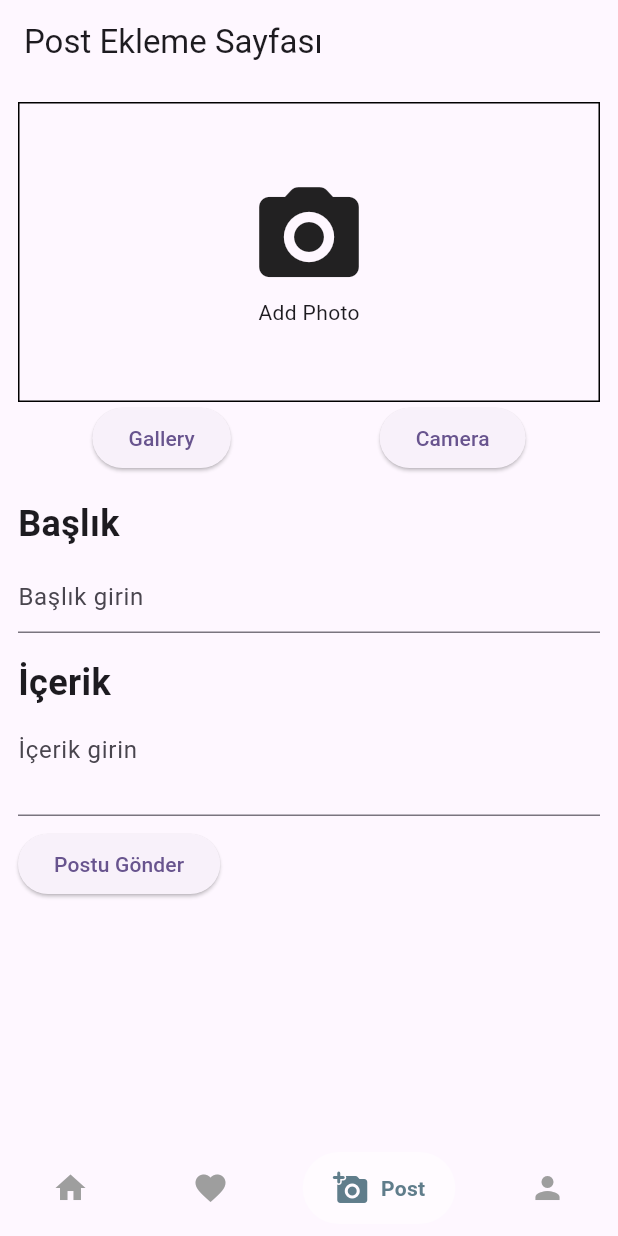
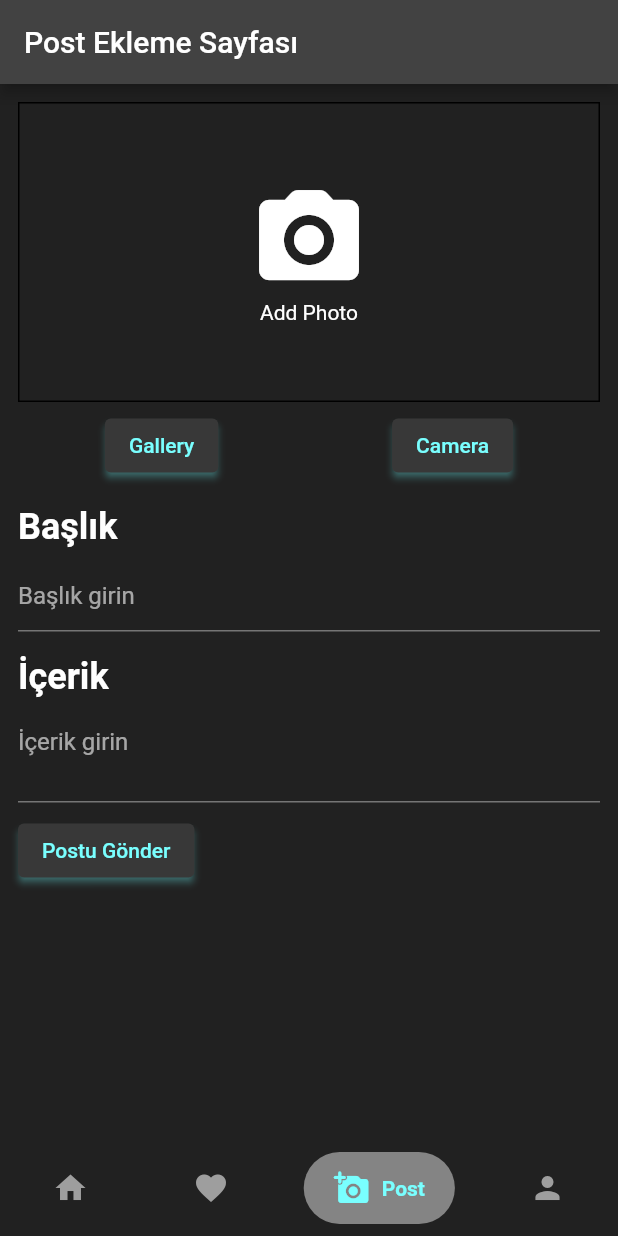
Before and after one commit to fahricandurucan/social_media_app_fl, a Flutter app: the screen it shows once a user with an empty profile is signed in, item 3 of the bottom bar chosen, after a tap on "Gallery", on a phone screen of 412 x 824 dp. Run offline on Flutter 3.47's test engine with Material 2 defaults, Android fonts, the phone set to English and light mode, and no system bars; drawn by our look-alikes of google_nav_bar; our stand-ins replace cloud_firestore, firebase_auth, firebase_core, firebase_storage, flutter_easyloading, get and 1 more; accounts and stored records are empty; network calls fail.

Commit message:
some codes are editted

```diff
--- a/lib/main.dart
+++ b/lib/main.dart
@@ -4,6 +4,7 @@ import 'package:flutter_easyloading/flutter_easyloading.dart';
 import 'package:get/get.dart';
 import 'package:social_media_app_fl/firebase_options.dart';
 import 'package:social_media_app_fl/pages/splash_page.dart';
+import 'package:social_media_app_fl/utils/theme.dart';
 
 void main() async {
   WidgetsFlutterBinding.ensureInitialized();
@@ -23,11 +24,18 @@ class MyApp extends StatelessWidget {
   @override
   Widget build(BuildContext context) {
     return GetMaterialApp(
+      debugShowCheckedModeBanner: false,
       title: 'Flutter Demo',
-      theme: ThemeData(
-        colorScheme: ColorScheme.fromSeed(seedColor: Colors.deepPurple),
-        useMaterial3: true,
+      theme: ThemeData.dark().copyWith(
+        scaffoldBackgroundColor: Colors.grey[900], // Arka plan rengi
+        primaryColor: CColors.cyan, // Başlık çubuğu rengi
+        textTheme: const TextTheme(
+          bodyMedium: TextStyle(
+            color: Colors.white, // Varsayılan metin rengi
+          ),
+        ),
       ),
+      darkTheme: ThemeData.dark(),
       home: const SplashPage(),
       builder: EasyLoading.init(),
     );
--- a/lib/pages/adding_post_page.dart
+++ b/lib/pages/adding_post_page.dart
@@ -7,6 +7,8 @@ import 'package:social_media_app_fl/controllers/adding_post_controller.dart';
 import 'package:social_media_app_fl/controllers/register_controller.dart';
 import 'package:social_media_app_fl/models/post.dart';
 import 'package:social_media_app_fl/services/post_api.dart';
+import 'package:social_media_app_fl/utils/theme.dart';
+import 'package:social_media_app_fl/widgets/button_widget.dart';
 
 class AddingPostPage extends StatelessWidget {
   const AddingPostPage({super.key});
@@ -40,7 +42,7 @@ class AddingPostPage extends StatelessWidget {
                     : Container(
                         width: double.infinity,
                         height: 200,
-                        decoration: BoxDecoration(border: Border.all(color: Colors.black)),
+                        decoration: BoxDecoration(border: Border.all(color: CColors.black)),
                         child: const Column(
                           mainAxisAlignment: MainAxisAlignment.center,
                           children: [
@@ -52,19 +54,24 @@ class AddingPostPage extends StatelessWidget {
                           ],
                         )),
               ),
+              const SizedBox(
+                height: 5,
+              ),
               Row(
                 mainAxisAlignment: MainAxisAlignment.spaceAround,
                 children: [
-                  ElevatedButton(
-                      onPressed: () {
-                        addingPostController.pickImage(ImageSource.gallery);
-                      },
-                      child: const Text("Gallery")),
-                  ElevatedButton(
-                      onPressed: () {
-                        addingPostController.pickImage(ImageSource.camera);
-                      },
-                      child: const Text("Camera")),
+                  ButtonWidget(
+                    text: "Gallery",
+                    onTap: () {
+                      addingPostController.pickImage(ImageSource.gallery);
+                    },
+                  ),
+                  ButtonWidget(
+                    text: "Camera",
+                    onTap: () {
+                      addingPostController.pickImage(ImageSource.camera);
+                    },
+                  )
                 ],
               ),
               const SizedBox(
@@ -101,8 +108,9 @@ class AddingPostPage extends StatelessWidget {
                 ),
               ),
               const SizedBox(height: 8),
-              ElevatedButton(
-                onPressed: () {
+              ButtonWidget(
+                text: "Postu Gönder",
+                onTap: () {
                   if (addingPostController.title.text == "" ||
                       addingPostController.title.text == "") {
                     Get.snackbar("Hata", "Litfen boşlukları doldurunuz.");
@@ -125,7 +133,6 @@ class AddingPostPage extends StatelessWidget {
                     });
                   }
                 },
-                child: const Text('Postu Gönder'),
               ),
             ],
           ),
--- a/lib/pages/home_page.dart
+++ b/lib/pages/home_page.dart
@@ -10,6 +10,12 @@ class HomePage extends StatelessWidget {
   Widget build(BuildContext context) {
     return Scaffold(
       appBar: AppBar(
+        leading: Padding(
+          padding: const EdgeInsets.symmetric(horizontal: 4),
+          child: Image.asset(
+            "assets/sosocial.png",
+          ),
+        ),
         centerTitle: true,
         title: const Text("SoSocial"),
       ),
--- a/lib/pages/navbar.dart
+++ b/lib/pages/navbar.dart
@@ -6,6 +6,7 @@ import 'package:social_media_app_fl/pages/adding_post_page.dart';
 import 'package:social_media_app_fl/pages/favorite_page.dart';
 import 'package:social_media_app_fl/pages/home_page.dart';
 import 'package:social_media_app_fl/pages/profile_page.dart';
+import 'package:social_media_app_fl/utils/theme.dart';
 
 class NavBar extends StatelessWidget {
   const NavBar({Key? key}) : super(key: key);
@@ -29,9 +30,9 @@ class NavBar extends StatelessWidget {
             rippleColor: Colors.grey[300]!,
             hoverColor: Colors.grey[100]!,
             gap: 8,
-            activeColor: Colors.blueGrey,
+            activeColor: CColors.cyan,
             padding: const EdgeInsets.symmetric(horizontal: 20, vertical: 12),
-            tabBackgroundColor: Colors.white.withOpacity(.5),
+            tabBackgroundColor: const Color.fromARGB(255, 230, 230, 230).withOpacity(.5),
             onTabChange: (index) {
               controller.bottomNavIdx.value = index;
               print(controller.bottomNavIdx.value.toString());
--- /dev/null
+++ b/lib/utils/theme.dart
@@ -0,0 +1,93 @@
+import 'package:flutter/material.dart';
+
+class CColors {
+  static const mainColor = Color(0xFF5F0CA1);
+  static const goldenYellow = Color(0xffFFC000);
+  static final mainColorOpacity = const Color(0xFF5F0CA1).withOpacity(0.4);
+  static const brightPrimaryColor = Color(0xFFA4E5E0);
+  static const white = Colors.white;
+  static const textColor = Color(0xffCECECE);
+  static const emptyFieldColor = Colors.grey;
+  static const backgroundcolor = Color(0xff161616);
+  static const backgroundMainColor = Color(0xFF290346);
+  static const iconColor = Colors.white;
+  static const premiumColor = Color.fromARGB(255, 16, 25, 33);
+  static const foregroundBlack = Color(0xff202020);
+  static const subtitleColor = Color(0xff979797);
+  static const sideColor = Color(0x4cb7b7b3);
+  static const black = Colors.black;
+  static const green = Colors.green;
+  static const orange = Colors.orange;
+  static const blue = Colors.blueGrey;
+  static const red = Colors.red;
+  static const tagColor = Color(0xffD9D9D9);
+  static final darkGrey = Colors.grey.shade900;
+  static const gray = Color.fromARGB(149, 64, 62, 66);
+  static const cyan = Color(0xFF79FFFF);
+
+  static const Map<int, Color> primarySwatchColors = {
+    50: Color.fromRGBO(95, 12, 161, .1),
+    100: Color.fromRGBO(95, 12, 161, .2),
+    200: Color.fromRGBO(95, 12, 161, .3),
+    300: Color.fromRGBO(95, 12, 161, .4),
+    400: Color.fromRGBO(95, 12, 161, .5),
+    500: Color.fromRGBO(95, 12, 161, .6),
+    600: Color.fromRGBO(95, 12, 161, .7),
+    700: Color.fromRGBO(95, 12, 161, .8),
+    800: Color.fromRGBO(95, 12, 161, .9),
+    900: Color.fromRGBO(95, 12, 161, 1),
+  };
+  static const Map<int, Color> primarySwatchColorsBright = {
+    50: Color.fromRGBO(164, 229, 224, .1),
+    100: Color.fromRGBO(164, 229, 224, .2),
+    200: Color.fromRGBO(164, 229, 224, .3),
+    300: Color.fromRGBO(164, 229, 224, .4),
+    400: Color.fromRGBO(164, 229, 224, .5),
+    500: Color.fromRGBO(164, 229, 224, .6),
+    600: Color.fromRGBO(164, 229, 224, .7),
+    700: Color.fromRGBO(164, 229, 224, .8),
+    800: Color.fromRGBO(164, 229, 224, .9),
+    900: Color.fromRGBO(164, 229, 224, 1),
+  };
+
+  static const primarySwatch = MaterialColor(0xFF5F0CA1, primarySwatchColors);
+  static const primarySwatchBright = MaterialColor(0xFFA4E5E0, primarySwatchColorsBright);
+}
+
+class Styles {
+  static TextStyle get subtitle => const TextStyle(
+        fontSize: 13,
+        fontWeight: FontWeight.w300,
+        color: CColors.subtitleColor,
+      );
+  static TextStyle get biggerSubtitle => const TextStyle(
+        fontSize: 15,
+        fontWeight: FontWeight.w300,
+        color: CColors.subtitleColor,
+      );
+  static TextStyle get title => const TextStyle(
+        fontSize: 17,
+        fontWeight: FontWeight.w400,
+      );
+
+  static TextStyle get bigTitle => const TextStyle(
+        fontSize: 21,
+        fontWeight: FontWeight.w500,
+      );
+
+  static TextStyle get biggerTitle => const TextStyle(
+        fontSize: 24,
+        fontWeight: FontWeight.w500,
+      );
+
+  static TextStyle get evenBiggerTitle => const TextStyle(
+        fontSize: 36,
+        fontWeight: FontWeight.w500,
+      );
+
+  static TextStyle get description => const TextStyle(
+        fontSize: 15,
+        height: 1.23,
+        color: CColors.subtitleColor,
+      );
+}
--- /dev/null
+++ b/lib/widgets/button_widget.dart
@@ -0,0 +1,20 @@
+import 'package:flutter/material.dart';
+import 'package:social_media_app_fl/utils/theme.dart';
+
+class ButtonWidget extends StatelessWidget {
+  final String text;
+  final Function() onTap;
+  const ButtonWidget({super.key, required this.text, required this.onTap});
+
+  @override
+  Widget build(BuildContext context) {
+    return ElevatedButton(
+        style: ElevatedButton.styleFrom(
+            backgroundColor: const Color.fromARGB(255, 56, 56, 56), shadowColor: CColors.cyan),
+        onPressed: onTap,
+        child: Text(
+          text,
+          style: const TextStyle(color: CColors.cyan),
+        ));
+  }
+}
--- a/lib/widgets/post_widget.dart
+++ b/lib/widgets/post_widget.dart
@@ -3,6 +3,7 @@ import 'package:get/get.dart';
 import 'package:intl/intl.dart';
 import 'package:social_media_app_fl/models/post.dart';
 import 'package:social_media_app_fl/pages/detail_page.dart';
+import 'package:social_media_app_fl/utils/theme.dart';
 
 class PostWidget extends StatelessWidget {
   final Post post;
@@ -11,7 +12,14 @@ class PostWidget extends StatelessWidget {
   @override
   Widget build(BuildContext context) {
     return Padding(
-      padding: const EdgeInsets.symmetric(vertical: 16),
+      padding: const EdgeInsets.symmetric(vertical: 16, horizontal: 8),
+      child: Container(
+        decoration: const BoxDecoration(
+          borderRadius: BorderRadius.all(Radius.circular(10)),
+          color: Color.fromARGB(255, 53, 53, 53),
+        ),
+        child: Padding(
+          padding: const EdgeInsets.all(8.0),
           child: Column(
             crossAxisAlignment: CrossAxisAlignment.start,
             children: [
@@ -21,7 +29,10 @@ class PostWidget extends StatelessWidget {
                   mainAxisAlignment: MainAxisAlignment.start,
                   children: [
                     const CircleAvatar(
-                  child: Icon(Icons.person),
+                      child: Icon(
+                        Icons.person,
+                        color: CColors.cyan,
+                      ),
                     ),
                     const SizedBox(
                       width: 10,
@@ -113,6 +124,8 @@ class PostWidget extends StatelessWidget {
               // ),
             ],
           ),
+        ),
+      ),
     );
   }
 }
--- a/pubspec.yaml
+++ b/pubspec.yaml
@@ -71,8 +71,8 @@ flutter:
   uses-material-design: true
 
   # To add assets to your application, add an assets section, like this:
-  # assets:
-  #   - images/a_dot_burr.jpeg
+  assets:
+   - assets/sosocial.png
   #   - images/a_dot_ham.jpeg
 
   # An image asset can refer to one or more resolution-specific "variants", see
```
Also changed, not shown: assets/sosocial.png (added). Lines whose indentation alone changed are shown as unchanged.
